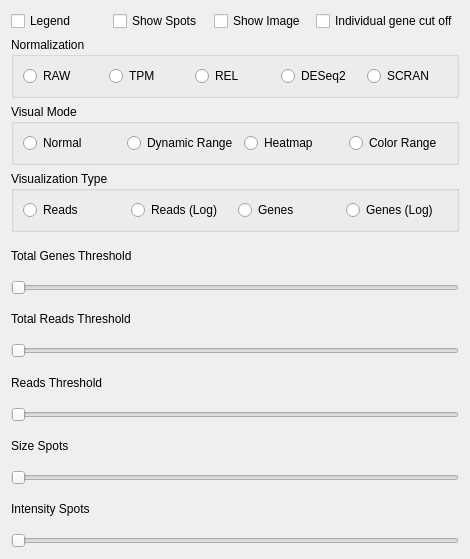
Before: the Qt Designer form assets/ui/SettingsWidget.ui in jfnavarro/st_viewer, drawn with Qt 5.
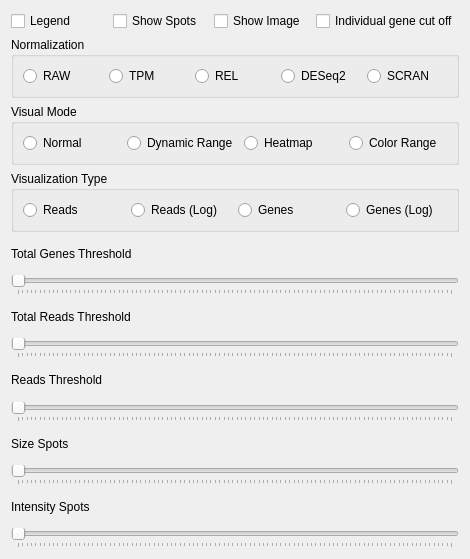
After: the same form once the commit is applied.

The edit to the form file:
```diff
--- a/assets/ui/SettingsWidget.ui
+++ b/assets/ui/SettingsWidget.ui
@@ -209,6 +209,12 @@
      <property name="orientation">
       <enum>Qt::Horizontal</enum>
      </property>
+     <property name="tickPosition">
+      <enum>QSlider::TicksBelow</enum>
+     </property>
+     <property name="tickInterval">
+      <number>1</number>
+     </property>
     </widget>
    </item>
    <item>
@@ -223,6 +229,12 @@
      <property name="orientation">
       <enum>Qt::Horizontal</enum>
      </property>
+     <property name="tickPosition">
+      <enum>QSlider::TicksBelow</enum>
+     </property>
+     <property name="tickInterval">
+      <number>1</number>
+     </property>
     </widget>
    </item>
    <item>
@@ -237,6 +249,12 @@
      <property name="orientation">
       <enum>Qt::Horizontal</enum>
      </property>
+     <property name="tickPosition">
+      <enum>QSlider::TicksBelow</enum>
+     </property>
+     <property name="tickInterval">
+      <number>1</number>
+     </property>
     </widget>
    </item>
    <item>
@@ -251,6 +269,12 @@
      <property name="orientation">
       <enum>Qt::Horizontal</enum>
      </property>
+     <property name="tickPosition">
+      <enum>QSlider::TicksBelow</enum>
+     </property>
+     <property name="tickInterval">
+      <number>1</number>
+     </property>
     </widget>
    </item>
    <item>
@@ -265,6 +289,12 @@
      <property name="orientation">
       <enum>Qt::Horizontal</enum>
      </property>
+     <property name="tickPosition">
+      <enum>QSlider::TicksBelow</enum>
+     </property>
+     <property name="tickInterval">
+      <number>1</number>
+     </property>
     </widget>
    </item>
   </layout>
```
Left out of the diff: 3 changed lines with no effect on the pictures.
